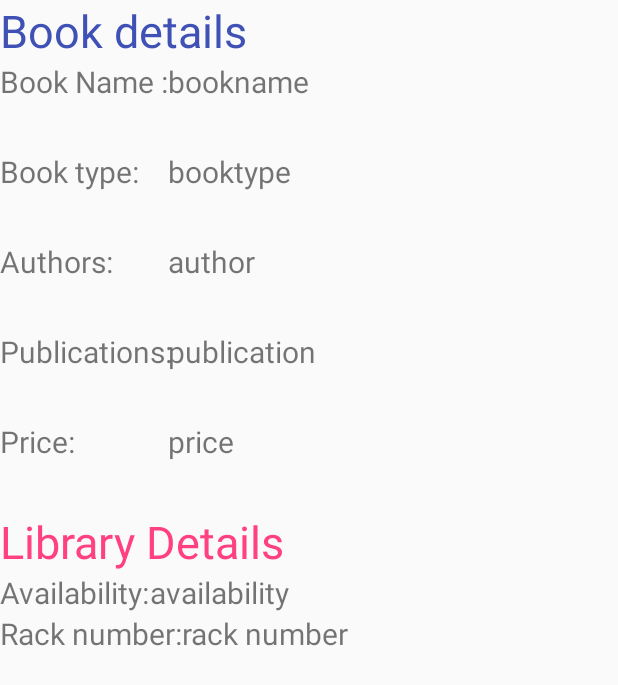
After one commit to yudeep-rajbhandari/android-knowbook, an Android app: the layout bookdetails.xml on its own in the app's theme, with its tools: preview values and no code run, on a phone screen of 412 x 824 dp. The commit adds this screen. Shown: the top 685 px of the screen. Run offline under Robolectric (Android 15) with nearby library versions, the phone set to English and light mode, and no system bars; network calls fail.

Commit message:
subject and books show

```diff
--- a/app/src/main/AndroidManifest.xml
+++ b/app/src/main/AndroidManifest.xml
@@ -17,7 +17,8 @@
                 <category android:name="android.intent.category.LAUNCHER" />
             </intent-filter>
         </activity>
-        <activity android:name=".showsubject"></activity>
+        <activity android:name=".showsubject" />
+        <activity android:name=".showbooks"></activity>
     </application>
 
 </manifest>
--- /dev/null
+++ b/app/src/main/res/layout/bookdetails.xml
@@ -0,0 +1,142 @@
+<?xml version="1.0" encoding="utf-8"?>
+<RelativeLayout xmlns:android="http://schemas.android.com/apk/res/android"
+    android:layout_width="match_parent" android:layout_height="match_parent">
+    <TextView
+        android:text="Book details"
+        android:layout_gravity="center"
+        android:textSize="30dp"
+
+        android:textColor="@color/colorPrimary"
+        android:layout_width="wrap_content"
+        android:layout_height="wrap_content"
+        android:id="@+id/textView" />
+
+
+
+    <TextView
+        android:text="Book Name :"
+        android:layout_width="wrap_content"
+        android:layout_height="60dp"
+        android:layout_below="@+id/textView"
+        android:textSize="20dp"
+
+        android:id="@+id/textView2" />
+
+    <TextView
+        android:text="bookname"
+        android:layout_width="wrap_content"
+        android:layout_toRightOf="@+id/textView2"
+        android:layout_below="@+id/textView"
+        android:layout_height="60dp"
+        android:textSize="20dp"
+        android:id="@+id/textView_bookname" />
+
+    <TextView
+        android:text="Book type:"
+        android:textSize="20dp"
+        android:layout_below="@id/textView2"
+        android:layout_width="wrap_content"
+        android:layout_height="60dp"
+        android:id="@+id/textview_booktype"/>
+
+    <TextView
+        android:text="booktype"
+        android:layout_width="wrap_content"
+        android:layout_toRightOf="@+id/textView2"
+        android:layout_below="@+id/textView_bookname"
+        android:layout_height="60dp"
+        android:textSize="20dp"
+        android:id="@+id/textview_booktype_edit" />
+
+    <TextView
+        android:text="Authors:"
+        android:layout_width="wrap_content"
+        android:layout_height="60dp"
+        android:layout_below="@+id/textview_booktype"
+        android:textSize="20dp"
+        android:id="@+id/textView4" />
+    <TextView
+        android:text="author"
+        android:layout_width="wrap_content"
+        android:layout_toRightOf="@+id/textView2"
+        android:layout_below="@+id/textview_booktype_edit"
+        android:layout_height="60dp"
+        android:textSize="20dp"
+        android:id="@+id/textview_author" />
+
+    <TextView
+        android:text="Publications:"
+        android:layout_width="wrap_content"
+        android:layout_height="60dp"
+        android:textSize="20dp"
+        android:layout_below="@+id/textView4"
+        android:id="@+id/textView5" />
+    <TextView
+        android:text="publication"
+        android:layout_width="wrap_content"
+        android:layout_toRightOf="@+id/textView2"
+        android:layout_below="@+id/textview_author"
+        android:layout_height="60dp"
+        android:textSize="20dp"
+        android:id="@+id/textview_publication" />
+
+    <TextView
+        android:text="Price:"
+        android:layout_width="wrap_content"
+        android:layout_height="60dp"
+        android:layout_below="@+id/textView5"
+        android:textSize="20dp"
+        android:id="@+id/textView6" />
+    <TextView
+        android:text="price"
+        android:layout_width="wrap_content"
+        android:layout_toRightOf="@+id/textView2"
+        android:layout_below="@+id/textview_publication"
+        android:layout_height="60dp"
+        android:textSize="20dp"
+        android:id="@+id/textview_price" />
+
+    <TextView
+        android:text="Library Details"
+        android:layout_width="wrap_content"
+        android:layout_gravity="center"
+        android:layout_height="wrap_content"
+        android:textSize="30dp"
+        android:layout_below="@+id/textView6"
+        android:textColor="@color/colorAccent"
+        android:id="@+id/textView7" />
+
+    <TextView
+        android:text="Availability:"
+        android:layout_width="wrap_content"
+        android:layout_height="wrap_content"
+        android:textSize="20dp"
+        android:layout_below="@+id/textView7"
+        android:id="@+id/textView8" />
+    <TextView
+        android:text="availability"
+        android:layout_width="wrap_content"
+        android:layout_toRightOf="@+id/textView8"
+        android:layout_below="@+id/textView7"
+        android:layout_height="wrap_content"
+        android:textSize="20dp"
+        android:id="@+id/textview_availability" />
+
+    <TextView
+        android:text="Rack number:"
+        android:layout_width="wrap_content"
+        android:layout_height="wrap_content"
+        android:textSize="20dp"
+        android:layout_below="@+id/textView8"
+        android:id="@+id/textView9" />
+    <TextView
+        android:text="rack number"
+        android:layout_width="wrap_content"
+        android:layout_toRightOf="@+id/textView9"
+        android:layout_below="@+id/textView8"
+        android:layout_height="wrap_content"
+        android:textSize="20dp"
+        android:id="@+id/textview_racknumber" />
+
+
+</RelativeLayout>
--- a/app/src/main/res/values/strings.xml
+++ b/app/src/main/res/values/strings.xml
@@ -12,7 +12,6 @@
         <item>8</item>
 
 
-
     </string-array>
     <string-array name="department">
         <item>CE</item>
```
Also changed, not shown: app/src/main/java/com/example/user/volleyjson/BookAdapter.java (added, +85 -0 lines), app/src/main/java/com/example/user/volleyjson/Bookdisplay.java (added, +86 -0 lines), app/src/main/java/com/example/user/volleyjson/Subjectdisplay.java (+12 -2 lines), app/src/main/java/com/example/user/volleyjson/showbooks.java (added, +129 -0 lines), app/src/main/java/com/example/user/volleyjson/showsubject.java (+17 -3 lines), app/src/main/res/layout/activity_showbooks.xml (added, +20 -0 lines), app/src/main/res/layout/bookdetail_dialog.xml (added, +81 -0 lines), app/src/main/res/layout/textlayout2.xml (added, +38 -0 lines).
